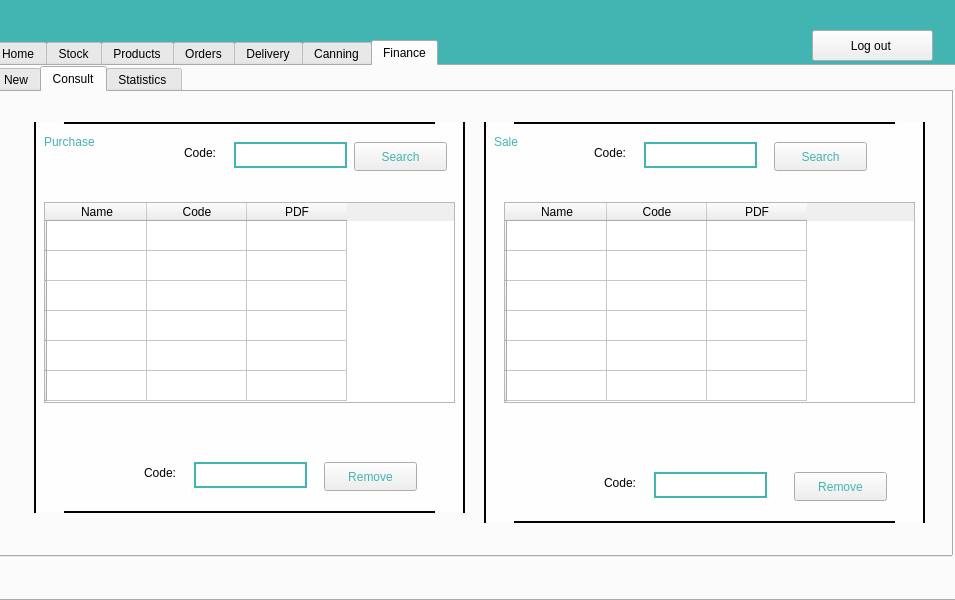
Qt form projetApplication/mainwindow.ui (ProjetCPP2A6/2a26-24-25-smart-conservation-2a26) before a commit.
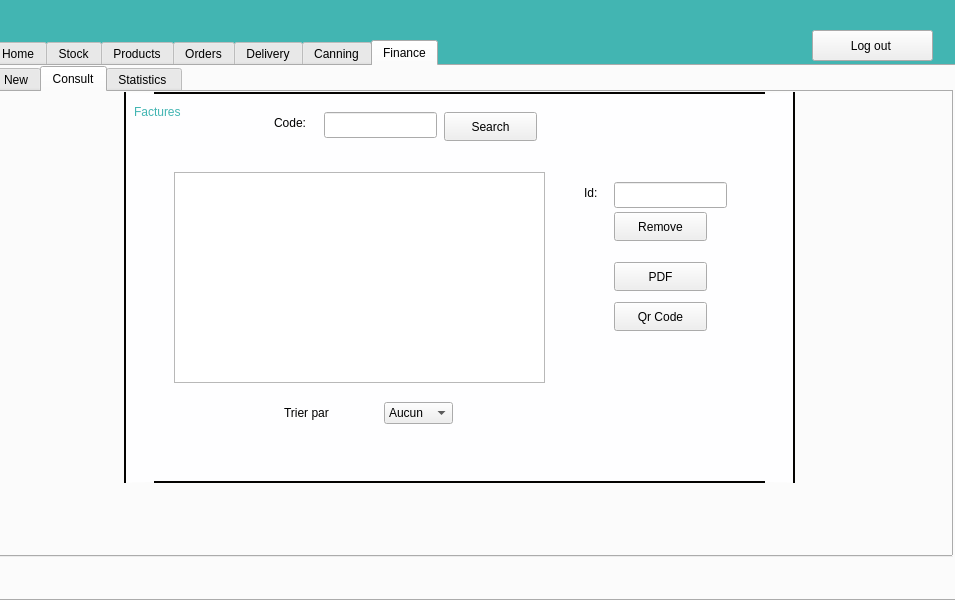
The same form after that commit. The open tabs and pages were chosen to show the change. Icons and pictures are not drawn.

What changed in the file:
```diff
--- a/projetApplication/mainwindow.ui
+++ b/projetApplication/mainwindow.ui
@@ -96,7 +96,7 @@
 font: 700 9pt &quot;Berlin Sans FB Demi&quot;;</string>
       </property>
       <property name="currentIndex">
-       <number>4</number>
+       <number>6</number>
       </property>
       <widget class="QWidget" name="home">
        <attribute name="title">
@@ -2455,7 +2455,7 @@
          </rect>
         </property>
         <property name="currentIndex">
-         <number>0</number>
+         <number>3</number>
         </property>
         <widget class="QWidget" name="tab_8">
          <property name="styleSheet">
@@ -3127,65 +3127,65 @@
          <widget class="QWidget" name="widget_5" native="true">
           <property name="geometry">
            <rect>
-            <x>260</x>
-            <y>20</y>
-            <width>401</width>
+            <x>330</x>
+            <y>10</y>
+            <width>411</width>
             <height>401</height>
            </rect>
           </property>
           <widget class="QLabel" name="label_39">
            <property name="geometry">
             <rect>
-             <x>50</x>
+             <x>80</x>
              <y>70</y>
              <width>71</width>
              <height>20</height>
             </rect>
            </property>
            <property name="text">
-            <string>Code :</string>
+            <string>ID:</string>
            </property>
           </widget>
           <widget class="QLabel" name="label_40">
            <property name="geometry">
             <rect>
-             <x>50</x>
+             <x>60</x>
              <y>120</y>
              <width>81</width>
              <height>20</height>
             </rect>
            </property>
            <property name="text">
-            <string>Type :</string>
+            <string>Montant:</string>
            </property>
           </widget>
           <widget class="QLabel" name="label_52">
            <property name="geometry">
             <rect>
-             <x>50</x>
+             <x>60</x>
              <y>170</y>
              <width>63</width>
              <height>20</height>
             </rect>
            </property>
            <property name="text">
-            <string>Name :</string>
+            <string>Date</string>
            </property>
           </widget>
-          <widget class="QPushButton" name="pushButton_8">
+          <widget class="QPushButton" name="add_facture_btn">
            <property name="geometry">
             <rect>
-             <x>240</x>
-             <y>310</y>
+             <x>160</x>
+             <y>240</y>
              <width>93</width>
              <height>29</height>
             </rect>
            </property>
            <property name="text">
-            <string>Save</string>
+            <string>Add/Update</string>
            </property>
           </widget>
-          <widget class="QLineEdit" name="lineEdit_18">
+          <widget class="QLineEdit" name="Id_facture">
            <property name="geometry">
             <rect>
              <x>140</x>
@@ -3195,7 +3195,7 @@
             </rect>
            </property>
           </widget>
-          <widget class="QLineEdit" name="lineEdit_19">
+          <widget class="QLineEdit" name="Montant_Facture">
            <property name="geometry">
             <rect>
              <x>140</x>
@@ -3205,37 +3205,69 @@
             </rect>
            </property>
           </widget>
-          <widget class="QLineEdit" name="lineEdit_20">
+          <widget class="QDateEdit" name="dateEditFacture">
            <property name="geometry">
             <rect>
              <x>140</x>
              <y>170</y>
-             <width>113</width>
-             <height>26</height>
+             <width>110</width>
+             <height>22</height>
             </rect>
            </property>
           </widget>
-          <widget class="QLineEdit" name="lineEdit_22">
+          <widget class="QLineEdit" name="Id_facture_modif">
+           <property name="enabled">
+            <bool>true</bool>
+           </property>
            <property name="geometry">
             <rect>
-             <x>140</x>
-             <y>220</y>
+             <x>200</x>
+             <y>330</y>
              <width>113</width>
              <height>26</height>
             </rect>
            </property>
+           <property name="text">
+            <string/>
+           </property>
           </widget>
-          <widget class="QLabel" name="label_54">
+          <widget class="QLabel" name="label_41">
            <property name="geometry">
             <rect>
-             <x>50</x>
-             <y>220</y>
-             <width>63</width>
+             <x>110</x>
+             <y>330</y>
+             <width>91</width>
              <height>20</height>
             </rect>
            </property>
            <property name="text">
-            <string>PDF :</string>
+            <string>ID a modifier</string>
+           </property>
+          </widget>
+          <widget class="QPushButton" name="searcher_facture_foredit">
+           <property name="geometry">
+            <rect>
+             <x>330</x>
+             <y>330</y>
+             <width>93</width>
+             <height>29</height>
+            </rect>
+           </property>
+           <property name="text">
+            <string>Search</string>
+           </property>
+          </widget>
+          <widget class="QPushButton" name="rfid_btn">
+           <property name="geometry">
+            <rect>
+             <x>270</x>
+             <y>70</y>
+             <width>93</width>
+             <height>29</height>
+            </rect>
+           </property>
+           <property name="text">
+            <string>Read rfid</string>
            </property>
           </widget>
          </widget>
@@ -3315,13 +3347,13 @@
          <widget class="QWidget" name="widget_4" native="true">
           <property name="geometry">
            <rect>
-            <x>40</x>
-            <y>30</y>
-            <width>431</width>
+            <x>130</x>
+            <y>0</y>
+            <width>671</width>
             <height>391</height>
            </rect>
           </property>
-          <widget class="QPushButton" name="pushButton_7">
+          <widget class="QPushButton" name="Recherche_facture_3">
            <property name="geometry">
             <rect>
              <x>320</x>
@@ -3334,11 +3366,11 @@
             <string>Search</string>
            </property>
           </widget>
-          <widget class="QPushButton" name="pushButton_10">
+          <widget class="QPushButton" name="Delete_facture_2">
            <property name="geometry">
             <rect>
-             <x>290</x>
-             <y>340</y>
+             <x>490</x>
+             <y>120</y>
              <width>93</width>
              <height>29</height>
             </rect>
@@ -3347,17 +3379,17 @@
             <string>Remove</string>
            </property>
           </widget>
-          <widget class="QLineEdit" name="lineEdit_15">
+          <widget class="QLineEdit" name="idfacture_supp_2">
            <property name="geometry">
             <rect>
-             <x>160</x>
-             <y>340</y>
+             <x>490</x>
+             <y>90</y>
              <width>113</width>
              <height>26</height>
             </rect>
            </property>
           </widget>
-          <widget class="QLineEdit" name="lineEdit_16">
+          <widget class="QLineEdit" name="Recherche_facture_4">
            <property name="geometry">
             <rect>
              <x>200</x>
@@ -3370,14 +3402,14 @@
           <widget class="QLabel" name="label">
            <property name="geometry">
             <rect>
-             <x>110</x>
-             <y>330</y>
+             <x>460</x>
+             <y>80</y>
              <width>51</width>
              <height>41</height>
             </rect>
            </property>
            <property name="text">
-            <string>Code:</string>
+            <string>Id:</string>
            </property>
           </widget>
           <widget class="QLabel" name="label_2">
@@ -3393,64 +3425,6 @@
             <string>Code:</string>
            </property>
           </widget>
-          <widget class="QTableWidget" name="tableWidget_3">
-           <property name="geometry">
-            <rect>
-             <x>10</x>
-             <y>80</y>
-             <width>411</width>
-             <height>201</height>
-            </rect>
-           </property>
-           <property name="styleSheet">
-            <string notr="true">font: 700 10pt &quot;Berlin Sans FB Demi&quot;;</string>
-           </property>
-           <row>
-            <property name="text">
-             <string/>
-            </property>
-           </row>
-           <row>
-            <property name="text">
-             <string/>
-            </property>
-           </row>
-           <row>
-            <property name="text">
-             <string/>
-            </property>
-           </row>
-           <row>
-            <property name="text">
-             <string/>
-            </property>
-           </row>
-           <row>
-            <property name="text">
-             <string/>
-            </property>
-           </row>
-           <row>
-            <property name="text">
-             <string/>
-            </property>
-           </row>
-           <column>
-            <property name="text">
-             <string>Name</string>
-            </property>
-           </column>
-           <column>
-            <property name="text">
-             <string>Code</string>
-            </property>
-           </column>
-           <column>
-            <property name="text">
-             <string>PDF</string>
-            </property>
-           </column>
-          </widget>
           <widget class="QLabel" name="label_9">
            <property name="geometry">
             <rect>
@@ -3461,160 +3435,99 @@
             </rect>
            </property>
            <property name="text">
-            <string>Purchase</string>
+            <string>Factures</string>
            </property>
           </widget>
-         </widget>
-         <widget class="QWidget" name="widget_6" native="true">
-          <property name="geometry">
-           <rect>
-            <x>490</x>
-            <y>30</y>
-            <width>441</width>
-            <height>401</height>
-           </rect>
-          </property>
-          <widget class="QPushButton" name="pushButton_9">
+          <widget class="QPushButton" name="PDF_3">
            <property name="geometry">
             <rect>
-             <x>290</x>
-             <y>20</y>
+             <x>490</x>
+             <y>170</y>
              <width>93</width>
              <height>29</height>
             </rect>
            </property>
            <property name="text">
-            <string>Search</string>
+            <string>PDF</string>
            </property>
           </widget>
-          <widget class="QPushButton" name="pushButton_11">
+          <widget class="QPushButton" name="Qr_code_btn_2">
            <property name="geometry">
             <rect>
-             <x>310</x>
-             <y>350</y>
+             <x>490</x>
+             <y>210</y>
              <width>93</width>
              <height>29</height>
             </rect>
            </property>
            <property name="text">
-            <string>Remove</string>
+            <string>Qr Code</string>
            </property>
           </widget>
-          <widget class="QLineEdit" name="lineEdit_17">
+          <widget class="QLabel" name="Qrcode_Label_2">
            <property name="geometry">
             <rect>
-             <x>160</x>
-             <y>20</y>
-             <width>113</width>
-             <height>26</height>
+             <x>470</x>
+             <y>270</y>
+             <width>151</width>
+             <height>81</height>
             </rect>
            </property>
+           <property name="text">
+            <string/>
+           </property>
           </widget>
-          <widget class="QLineEdit" name="lineEdit_21">
+          <widget class="QTableView" name="Tab_facture_2">
            <property name="geometry">
             <rect>
-             <x>170</x>
-             <y>350</y>
-             <width>113</width>
-             <height>26</height>
+             <x>50</x>
+             <y>80</y>
+             <width>371</width>
+             <height>211</height>
             </rect>
            </property>
           </widget>
+          <widget class="QComboBox" name="comboBox_trifactures_2">
+           <property name="geometry">
+            <rect>
+             <x>260</x>
+             <y>310</y>
+             <width>69</width>
+             <height>22</height>
+            </rect>
+           </property>
+           <item>
+            <property name="text">
+             <string>Aucun</string>
+            </property>
+           </item>
+           <item>
+            <property name="text">
+             <string>ID</string>
+            </property>
+           </item>
+           <item>
+            <property name="text">
+             <string>Montant</string>
+            </property>
+           </item>
+           <item>
+            <property name="text">
+             <string>Date</string>
+            </property>
+           </item>
+          </widget>
           <widget class="QLabel" name="label_3">
            <property name="geometry">
             <rect>
-             <x>110</x>
-             <y>10</y>
-             <width>51</width>
+             <x>160</x>
+             <y>300</y>
+             <width>81</width>
              <height>41</height>
             </rect>
            </property>
            <property name="text">
-            <string>Code:</string>
-           </property>
-          </widget>
-          <widget class="QLabel" name="label_8">
-           <property name="geometry">
-            <rect>
-             <x>120</x>
-             <y>340</y>
-             <width>51</width>
-             <height>41</height>
-            </rect>
-           </property>
-           <property name="text">
-            <string>Code:</string>
-           </property>
-          </widget>
-          <widget class="QTableWidget" name="tableWidget_7">
-           <property name="geometry">
-            <rect>
-             <x>20</x>
-             <y>80</y>
-             <width>411</width>
-             <height>201</height>
-            </rect>
-           </property>
-           <property name="styleSheet">
-            <string notr="true">font: 700 10pt &quot;Berlin Sans FB Demi&quot;;</string>
-           </property>
-           <row>
-            <property name="text">
-             <string/>
-            </property>
-           </row>
-           <row>
-            <property name="text">
-             <string/>
-            </property>
-           </row>
-           <row>
-            <property name="text">
-             <string/>
-            </property>
-           </row>
-           <row>
-            <property name="text">
-             <string/>
-            </property>
-           </row>
-           <row>
-            <property name="text">
-             <string/>
-            </property>
-           </row>
-           <row>
-            <property name="text">
-             <string/>
-            </property>
-           </row>
-           <column>
-            <property name="text">
-             <string>Name</string>
-            </property>
-           </column>
-           <column>
-            <property name="text">
-             <string>Code</string>
-            </property>
-           </column>
-           <column>
-            <property name="text">
-             <string>PDF</string>
-            </property>
-           </column>
-          </widget>
-          <widget class="QLabel" name="label_10">
-           <property name="geometry">
-            <rect>
-             <x>10</x>
-             <y>10</y>
-             <width>63</width>
-             <height>20</height>
-            </rect>
-           </property>
-           <property name="text">
-            <string>Sale</string>
+            <string>Trier par</string>
            </property>
           </widget>
          </widget>
@@ -3646,21 +3559,21 @@
          <attribute name="title">
           <string>Statistics </string>
          </attribute>
-         <widget class="QGraphicsView" name="graphicsView">
+         <widget class="QGraphicsView" name="graphicsView_2">
           <property name="geometry">
            <rect>
-            <x>70</x>
-            <y>50</y>
+            <x>600</x>
+            <y>20</y>
             <width>361</width>
             <height>331</height>
            </rect>
           </property>
          </widget>
-         <widget class="QGraphicsView" name="graphicsView_2">
+         <widget class="QGraphicsView" name="graphicsView">
           <property name="geometry">
            <rect>
-            <x>480</x>
-            <y>50</y>
+            <x>190</x>
+            <y>20</y>
             <width>361</width>
             <height>331</height>
            </rect>
```
